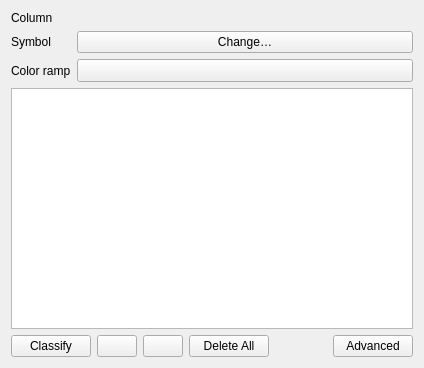
This is src/ui/qgscategorizedsymbolrendererwidget.ui in qgis/QGIS as Qt 5 draws it before an edit. The edited form follows.
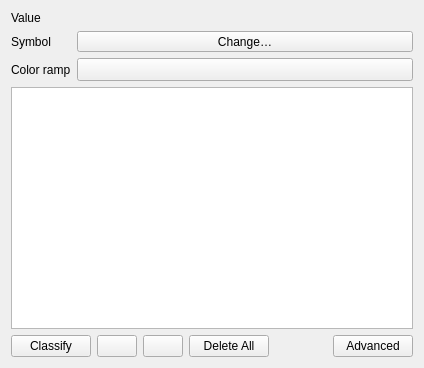
This is the edited form. Icons and pictures are not drawn. Custom widgets are drawn as their Qt base class.

```diff
--- a/src/ui/qgscategorizedsymbolrendererwidget.ui
+++ b/src/ui/qgscategorizedsymbolrendererwidget.ui
@@ -20,7 +20,7 @@
       </sizepolicy>
      </property>
      <property name="text">
-      <string>Column</string>
+      <string>Value</string>
      </property>
     </widget>
    </item>
@@ -44,19 +44,6 @@
      </property>
     </widget>
    </item>
-   <item row="1" column="1">
-    <widget class="QPushButton" name="btnChangeCategorizedSymbol">
-     <property name="sizePolicy">
-      <sizepolicy hsizetype="Expanding" vsizetype="Fixed">
-       <horstretch>1</horstretch>
-       <verstretch>0</verstretch>
-      </sizepolicy>
-     </property>
-     <property name="text">
-      <string>Change…</string>
-     </property>
-    </widget>
-   </item>
    <item row="2" column="0">
     <widget class="QLabel" name="label_10">
      <property name="sizePolicy">
@@ -190,6 +177,19 @@
      </item>
     </layout>
    </item>
+   <item row="1" column="1">
+    <widget class="QgsSymbolButton" name="btnChangeCategorizedSymbol">
+     <property name="sizePolicy">
+      <sizepolicy hsizetype="Expanding" vsizetype="Fixed">
+       <horstretch>1</horstretch>
+       <verstretch>0</verstretch>
+      </sizepolicy>
+     </property>
+     <property name="text">
+      <string>Change…</string>
+     </property>
+    </widget>
+   </item>
   </layout>
   <zorder>viewCategories</zorder>
   <zorder>btnChangeCategorizedSymbol</zorder>
@@ -211,6 +211,11 @@
    <header>qgscolorrampbutton.h</header>
    <container>1</container>
   </customwidget>
+  <customwidget>
+   <class>QgsSymbolButton</class>
+   <extends>QToolButton</extends>
+   <header>qgssymbolbutton.h</header>
+  </customwidget>
  </customwidgets>
  <tabstops>
   <tabstop>mExpressionWidget</tabstop>
```
Left out of the diff: 32 changed lines with no effect on the pictures.
